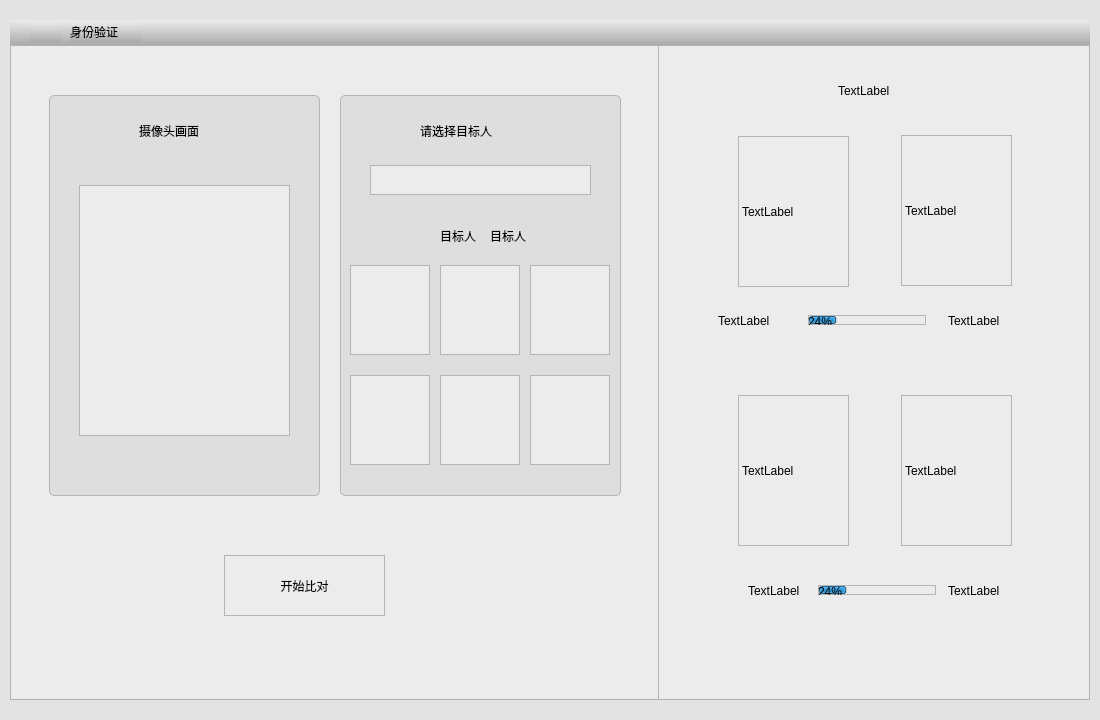
First picture: the form in UIModule/faceidentitydiscern.ui, repository zhangjianscc/ZMClient, before the edit.
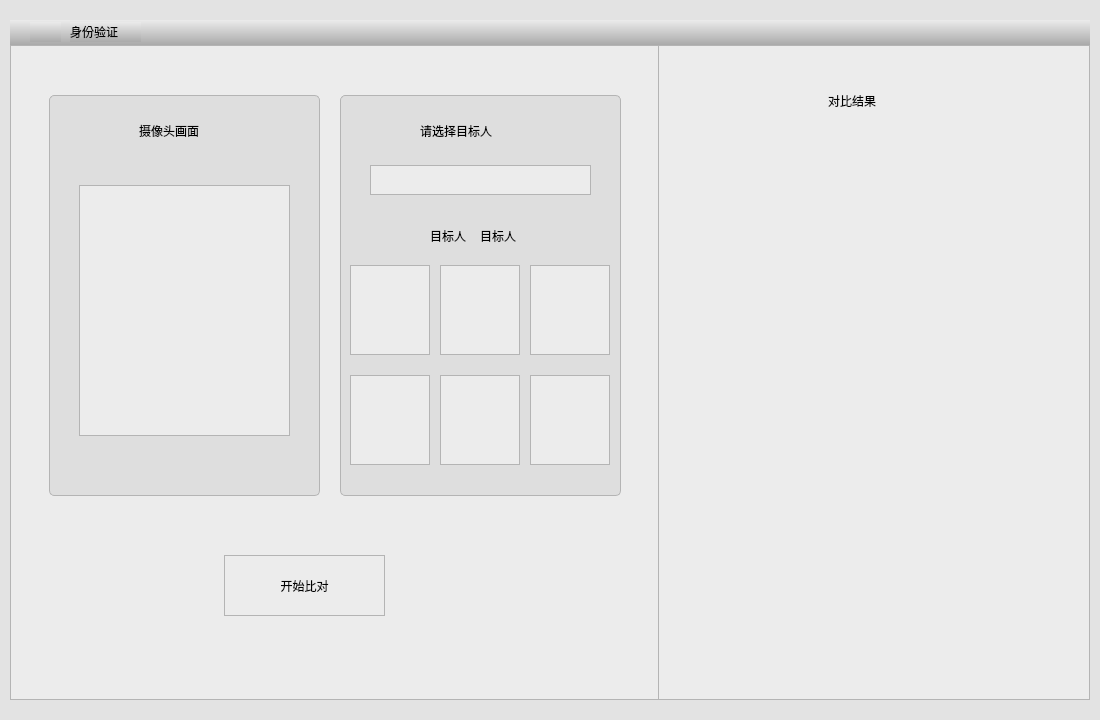
Second picture: the form after the edit. Icons and pictures are not drawn.

Diff of the .ui file:
```diff
--- a/UIModule/faceidentitydiscern.ui
+++ b/UIModule/faceidentitydiscern.ui
@@ -233,7 +233,7 @@
           <widget class="QLabel" name="label_6">
            <property name="geometry">
             <rect>
-             <x>100</x>
+             <x>90</x>
              <y>130</y>
              <width>51</width>
              <height>21</height>
@@ -352,7 +352,7 @@
           <widget class="QLabel" name="label_22">
            <property name="geometry">
             <rect>
-             <x>150</x>
+             <x>140</x>
              <y>130</y>
              <width>51</width>
              <height>21</height>
@@ -396,175 +396,30 @@
          <widget class="QLabel" name="label_13">
           <property name="geometry">
            <rect>
-            <x>180</x>
+            <x>170</x>
             <y>40</y>
-            <width>54</width>
-            <height>12</height>
+            <width>101</width>
+            <height>31</height>
            </rect>
           </property>
           <property name="styleSheet">
            <string notr="true">border:none</string>
           </property>
           <property name="text">
-           <string>TextLabel</string>
+           <string>对比结果</string>
           </property>
          </widget>
-         <widget class="QLabel" name="label_14">
+         <widget class="QTableWidget" name="m_tableCompareResult">
           <property name="geometry">
            <rect>
-            <x>80</x>
-            <y>91</y>
-            <width>111</width>
-            <height>151</height>
+            <x>1</x>
+            <y>84</y>
+            <width>430</width>
+            <height>570</height>
            </rect>
           </property>
           <property name="styleSheet">
-           <string notr="true">border-radius:0px;
-background-color: rgb(236, 236, 236);</string>
-          </property>
-          <property name="text">
-           <string>TextLabel</string>
-          </property>
-         </widget>
-         <widget class="QLabel" name="label_15">
-          <property name="geometry">
-           <rect>
-            <x>243</x>
-            <y>90</y>
-            <width>111</width>
-            <height>151</height>
-           </rect>
-          </property>
-          <property name="styleSheet">
-           <string notr="true">border-radius:0px;
-background-color: rgb(236, 236, 236);</string>
-          </property>
-          <property name="text">
-           <string>TextLabel</string>
-          </property>
-         </widget>
-         <widget class="QLabel" name="label_16">
-          <property name="geometry">
-           <rect>
-            <x>60</x>
-            <y>270</y>
-            <width>54</width>
-            <height>12</height>
-           </rect>
-          </property>
-          <property name="styleSheet">
            <string notr="true">border:none</string>
-          </property>
-          <property name="text">
-           <string>TextLabel</string>
-          </property>
-         </widget>
-         <widget class="QLabel" name="label_17">
-          <property name="geometry">
-           <rect>
-            <x>290</x>
-            <y>270</y>
-            <width>54</width>
-            <height>12</height>
-           </rect>
-          </property>
-          <property name="styleSheet">
-           <string notr="true">border:none</string>
-          </property>
-          <property name="text">
-           <string>TextLabel</string>
-          </property>
-         </widget>
-         <widget class="QLabel" name="label_18">
-          <property name="geometry">
-           <rect>
-            <x>80</x>
-            <y>350</y>
-            <width>111</width>
-            <height>151</height>
-           </rect>
-          </property>
-          <property name="styleSheet">
-           <string notr="true">border-radius:0px;
-background-color: rgb(236, 236, 236);</string>
-          </property>
-          <property name="text">
-           <string>TextLabel</string>
-          </property>
-         </widget>
-         <widget class="QLabel" name="label_19">
-          <property name="geometry">
-           <rect>
-            <x>243</x>
-            <y>350</y>
-            <width>111</width>
-            <height>151</height>
-           </rect>
-          </property>
-          <property name="styleSheet">
-           <string notr="true">border-radius:0px;
-background-color: rgb(236, 236, 236);</string>
-          </property>
-          <property name="text">
-           <string>TextLabel</string>
-          </property>
-         </widget>
-         <widget class="QLabel" name="label_20">
-          <property name="geometry">
-           <rect>
-            <x>90</x>
-            <y>540</y>
-            <width>54</width>
-            <height>12</height>
-           </rect>
-          </property>
-          <property name="styleSheet">
-           <string notr="true">border:none</string>
-          </property>
-          <property name="text">
-           <string>TextLabel</string>
-          </property>
-         </widget>
-         <widget class="QLabel" name="label_21">
-          <property name="geometry">
-           <rect>
-            <x>290</x>
-            <y>540</y>
-            <width>54</width>
-            <height>12</height>
-           </rect>
-          </property>
-          <property name="styleSheet">
-           <string notr="true">border:none</string>
-          </property>
-          <property name="text">
-           <string>TextLabel</string>
-          </property>
-         </widget>
-         <widget class="QProgressBar" name="progressBar">
-          <property name="geometry">
-           <rect>
-            <x>150</x>
-            <y>270</y>
-            <width>118</width>
-            <height>10</height>
-           </rect>
-          </property>
-          <property name="value">
-           <number>24</number>
-          </property>
-         </widget>
-         <widget class="QProgressBar" name="progressBar_2">
-          <property name="geometry">
-           <rect>
-            <x>160</x>
-            <y>540</y>
-            <width>118</width>
-            <height>10</height>
-           </rect>
-          </property>
-          <property name="value">
-           <number>24</number>
           </property>
          </widget>
         </widget>
```
Left out of the diff: 40 changed lines with no effect on the pictures.
